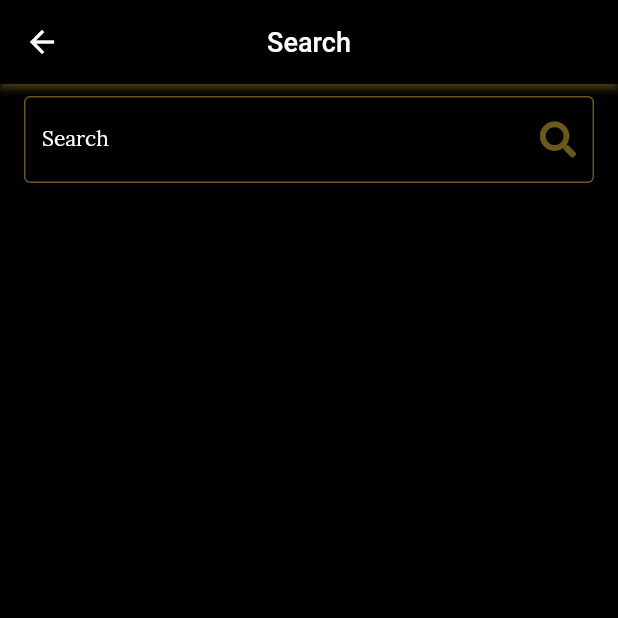
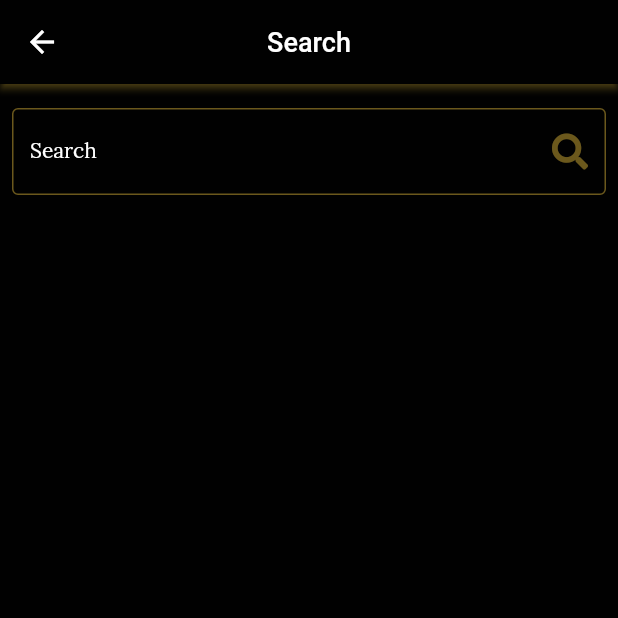
Before and after one commit to Vivek-varadharaj/V-Music, a Flutter app: the SearchScreen screen opened directly, on a phone screen of 412 x 824 dp, the top half of it. Run offline on Flutter 3.47's test engine with Material 2 defaults, Android fonts, the phone set to English and light mode, and no system bars; our stand-ins replace assets_audio_player, audio_video_progress_bar, font_awesome_flutter, google_fonts, hive, hive_flutter and 4 more; missing offline and left inert: restart_app; accounts and stored records are empty.

Commit message:
final commit 3

```diff
--- a/lib/main.dart
+++ b/lib/main.dart
@@ -19,7 +19,7 @@ import 'package:v_music_player/widgets/bottom_control_other_screens.dart';
 
 void main() async {
   WidgetsFlutterBinding.ensureInitialized();
-
+ await SystemChrome.setPreferredOrientations([DeviceOrientation.portraitUp, DeviceOrientation.portraitDown]);
   Directory dir = await getApplicationDocumentsDirectory();
   SharedPreferences? prefs = await SharedPreferences.getInstance();
   String path = dir.path;
--- a/lib/screens/screen_home.dart
+++ b/lib/screens/screen_home.dart
@@ -43,7 +43,7 @@ class _HomeScreenState extends State<HomeScreen> {
 
   @override
   Widget build(BuildContext context) {
-
+    double width = MediaQuery.of(context).size.width;
     return Scaffold(
       drawer: Drawer(
         child: Container(
@@ -237,9 +237,9 @@ class _HomeScreenState extends State<HomeScreen> {
           padding: const EdgeInsets.only(left: 15, top: 10, right: 15),
           child: switchTileView!
               ? GridView.count(
-                  crossAxisCount: 1,
+                  crossAxisCount:   1 ,
                   childAspectRatio: 5.5,
-                  mainAxisSpacing: 8,
+                  mainAxisSpacing: 8,crossAxisSpacing: 15,
                   children: [
                     ...widget.audioModelSongs
                         .map(
--- a/lib/screens/screen_library.dart
+++ b/lib/screens/screen_library.dart
@@ -42,6 +42,7 @@ class _LibraryState extends State<Library> {
 
   @override
   Widget build(BuildContext context) {
+    double width = MediaQuery.of(context).size.width;
     return Scaffold(
       backgroundColor: ColorsForApp.dark,
       appBar: CustomAppBar.customAppBar("Library"),
@@ -56,7 +57,7 @@ class _LibraryState extends State<Library> {
 
             Padding(
               padding: const EdgeInsets.only(left: 8.0, top: 40),
-              child: Text("Recent Songs", style: StyleForApp.tileDisc),
+              child: Text("Recent Songs", style: width< 600 ? StyleForApp.tileDisc : StyleForApp.tileDiscLarge),
             ),
 
            ... audioSongs.map(
--- a/lib/screens/screen_search.dart
+++ b/lib/screens/screen_search.dart
@@ -9,7 +9,6 @@ import 'package:v_music_player/style/style.dart';
 import 'package:v_music_player/widgets/app_bar.dart';
 import 'package:v_music_player/widgets/recent_song_tile.dart';
 
-
 class SearchScreen extends StatefulWidget {
   const SearchScreen();
 
@@ -19,71 +18,75 @@ class SearchScreen extends StatefulWidget {
 
 class _SearchScreenState extends State<SearchScreen> {
   DatabaseFunctions db = DatabaseFunctions.getDatabase();
-  List <Audio> audioSongs =[];
+  List<Audio> audioSongs = [];
   TextEditingController _controller = TextEditingController();
-  Timer? _timer ;
+  Timer? _timer;
   @override
   Widget build(BuildContext context) {
+    double width = MediaQuery.of(context).size.width;
     return Scaffold(
       backgroundColor: ColorsForApp.dark,
       appBar: CustomAppBar.customAppBar("Search"),
-      body: ListView(
+      body: Padding(
+        padding: width <600 ? EdgeInsets.only(top :8.0,left: 8,right: 8,) :  EdgeInsets.only(top :16.0,left: 16,right: 8,) ,
+        child: ListView(
           children: [
             Padding(
-            padding: const EdgeInsets.symmetric(horizontal:16.0,vertical: 8),
+              padding: const EdgeInsets.symmetric( vertical: 8),
               child: TextField(
                 controller: _controller,
                 style: StyleForApp.tileDisc,
                 decoration: InputDecoration(
                   labelText: "Search",
                   labelStyle: StyleForApp.tileDisc,
-               suffixIcon: Icon(FontAwesomeIcons.search,color: ColorsForApp.golden.withOpacity(0.5),),
+                  suffixIcon: Icon(
+                    FontAwesomeIcons.search,
+                    color: ColorsForApp.golden.withOpacity(0.5),
+                  ),
                   disabledBorder: OutlineInputBorder(
-                  borderSide: BorderSide(color: ColorsForApp.golden.withOpacity(0.5),
-                  width: 1),
+                    borderSide: BorderSide(
+                        color: ColorsForApp.golden.withOpacity(0.5), width: 1),
                   ),
                   enabledBorder: OutlineInputBorder(
-                  borderSide: BorderSide(color: ColorsForApp.golden.withOpacity(0.5),
-                  width: 1),
+                    borderSide: BorderSide(
+                        color: ColorsForApp.golden.withOpacity(0.5), width: 1),
                   ),
                   focusedBorder: OutlineInputBorder(
-                  borderSide: BorderSide(color: ColorsForApp.golden.withOpacity(0.5),
-                  width: 1),
+                    borderSide: BorderSide(
+                        color: ColorsForApp.golden.withOpacity(0.5), width: 1),
                   ),
                 ),
-            onChanged: (keyword) async{
-             if(_timer!=null){
+                onChanged: (keyword) async {
+                  if (_timer != null) {
                     _timer!.cancel();
                   }
 
+                  List<AudioModel> myAudioModelSongs = db.getSongs("All Songs");
 
-             List<AudioModel>  myAudioModelSongs=  db.getSongs("All Songs");
-
-            //  audioSongs = await Future.delayed(Duration(milliseconds: 1000),(){
-            //    print(keyword.toUpperCase());
-            //  return  audioSongs.where((element) => element.metas.title!.toUpperCase().startsWith(keyword.toUpperCase())).toList();
-            //  });
-
-             _timer = Timer(Duration(seconds: 1), (){
+                  _timer = Timer(Duration(seconds: 1), () {
                     audioSongs = db.AudioModelToAudio(myAudioModelSongs);
-               audioSongs=audioSongs.where((element) => element.metas.title!.toUpperCase().startsWith(keyword.toUpperCase())).toList();
+                    audioSongs = audioSongs
+                        .where((element) => element.metas.title!
+                            .toUpperCase()
+                            .startsWith(keyword.toUpperCase()))
+                        .toList();
                     setState(() {
-
-               if(keyword==""){
+                      if (keyword == "") {
                         audioSongs = [];
                       }
                       audioSongs = audioSongs;
-
                     });
-
                   });
-
                 },
               ),
             ),
-
-         ...audioSongs.map((audioSong) => RecentSongTile(audioModel: audioSong, audioModelSongs: audioSongs,index: audioSongs.indexOf(audioSong),) )
+            ...audioSongs.map((audioSong) => RecentSongTile(
+                  audioModel: audioSong,
+                  audioModelSongs: audioSongs,
+                  index: audioSongs.indexOf(audioSong),
+                ))
           ],
+        ),
       ),
     );
   }
--- a/lib/style/style.dart
+++ b/lib/style/style.dart
@@ -18,6 +18,16 @@ class StyleForApp{
     fontSize: 14,
   );
 
+    static TextStyle headingLarge = GoogleFonts.yanoneKaffeesatz(
+    color: Colors.white,
+    fontSize:28
+  );
+  static TextStyle tileDiscLarge= GoogleFonts.lora(
+    color: Colors.white,
+    fontSize: 24,
+  );
+
+
   static List<Color> darkColors =[
     Color(0xff400000),
     Color(0xff010029),
--- a/lib/widgets/favorite_toggling_widget.dart
+++ b/lib/widgets/favorite_toggling_widget.dart
@@ -48,6 +48,7 @@ class _FavoriteTogglingState extends State<FavoriteToggling> {
 
   @override
   Widget build(BuildContext context) {
+    double width = MediaQuery.of(context).size.width;
 
     return
     assetsAudioPlayer.builderCurrent(builder: (context,playing){
@@ -71,7 +72,9 @@ class _FavoriteTogglingState extends State<FavoriteToggling> {
         });
       },
       child: Icon(FontAwesomeIcons.heart,
-          color: isFavorite ? Colors.red : Colors.white),
+          color: isFavorite ? Colors.red : Colors.white,
+          size: width< 600 ? 22 :32,),
+
     );
     });
 
--- a/lib/widgets/playlist_song_tile_display.dart
+++ b/lib/widgets/playlist_song_tile_display.dart
@@ -11,6 +11,7 @@ import 'package:v_music_player/screens/screen_now_playing.dart';
 import 'package:v_music_player/style/style.dart';
 
 class PlaylistSongTile extends StatefulWidget {
+
   final Audio audioModel;
   final List<Audio> audioModelSongs;
   final index;
@@ -39,6 +40,7 @@ class _PlaylistSongTileState extends State<PlaylistSongTile> {
 
   @override
   Widget build(BuildContext context) {
+    double width = MediaQuery.of(context).size.width;
     return GestureDetector(
       onTap: () async {
 
@@ -62,7 +64,7 @@ class _PlaylistSongTileState extends State<PlaylistSongTile> {
             blurRadius: 6,
           )
         ]),
-        height: 65,
+        height: 95,
         child: Padding(
           padding: const EdgeInsets.all(4.0),
           child: Row(
@@ -82,7 +84,7 @@ class _PlaylistSongTileState extends State<PlaylistSongTile> {
                     widget.audioModel.metas.title!,
                     overflow: TextOverflow.ellipsis,
                     maxLines: 1,
-                    style: StyleForApp.tileDisc,
+                    style: width < 600 ?StyleForApp.tileDisc :StyleForApp.tileDiscLarge ,
                   ),
                 ),
               ),
--- a/lib/widgets/progress_bar.dart
+++ b/lib/widgets/progress_bar.dart
@@ -17,6 +17,7 @@ class ProgressBarForSongs extends StatelessWidget {
 
   @override
   Widget build(BuildContext context) {
+    double width = MediaQuery.of(context).size.width;
 
     return assetsAudioPlayer.builderRealtimePlayingInfos(
                   builder: (context, infos) {
--- a/lib/widgets/widget_song_tile.dart
+++ b/lib/widgets/widget_song_tile.dart
@@ -28,6 +28,7 @@ class _SongTileState extends State<SongTile> {
 
   @override
   Widget build(BuildContext context) {
+    double width = MediaQuery.of(context).size.width;
     return GestureDetector(
       onTap: () {
         assetsAudioPlayer.openPlaylistInPlayer(
@@ -71,7 +72,7 @@ class _SongTileState extends State<SongTile> {
                         widget.audioModel.metas.title!,
                         overflow: TextOverflow.ellipsis,
                         maxLines: 1,
-                        style: StyleForApp.tileDisc,
+                        style: width <600 ? StyleForApp.tileDisc:  StyleForApp.tileDiscLarge
                       ),
                     ),
                     GestureDetector(
@@ -106,7 +107,7 @@ class _SongTileState extends State<SongTile> {
                         widget.audioModel.metas.album!,
                         overflow: TextOverflow.ellipsis,
                         maxLines: 1,
-                        style: StyleForApp.tileDisc,
+                        style:width <600 ? StyleForApp.tileDisc    : StyleForApp.tileDiscLarge,
                       ),
                     ),
                   ],
--- a/pubspec.yaml
+++ b/pubspec.yaml
@@ -41,16 +41,16 @@ dependencies:
   permission_handler: ^8.2.6
   page_transition: ^2.0.4
   audio_video_progress_bar: ^0.9.0
-  animated_text_kit: ^4.2.1
+
   hive: ^2.0.4
   hive_flutter: ^1.1.0
   build_runner: ^2.1.4
   path_provider: ^2.0.6
   hive_generator: ^1.1.1
   shared_preferences: ^2.0.8
-  flutter_native_splash: ^1.3.1
+
   restart_app: ^1.1.0
-  audio_wave: ^0.1.2
+
 
 
 dev_dependencies:
```
Also changed, not shown: lib/screens/screen_now_playing.dart (+5 -4 lines), lib/widgets/bottom_control_other_screens.dart (+13 -8 lines), lib/widgets/menu_tile.dart (+5 -2 lines), lib/widgets/playlist_tile.dart (+5 -2 lines), lib/widgets/recent_song_tile.dart (+5 -3 lines), pubspec.lock. Lines whose indentation alone changed are shown as unchanged.
